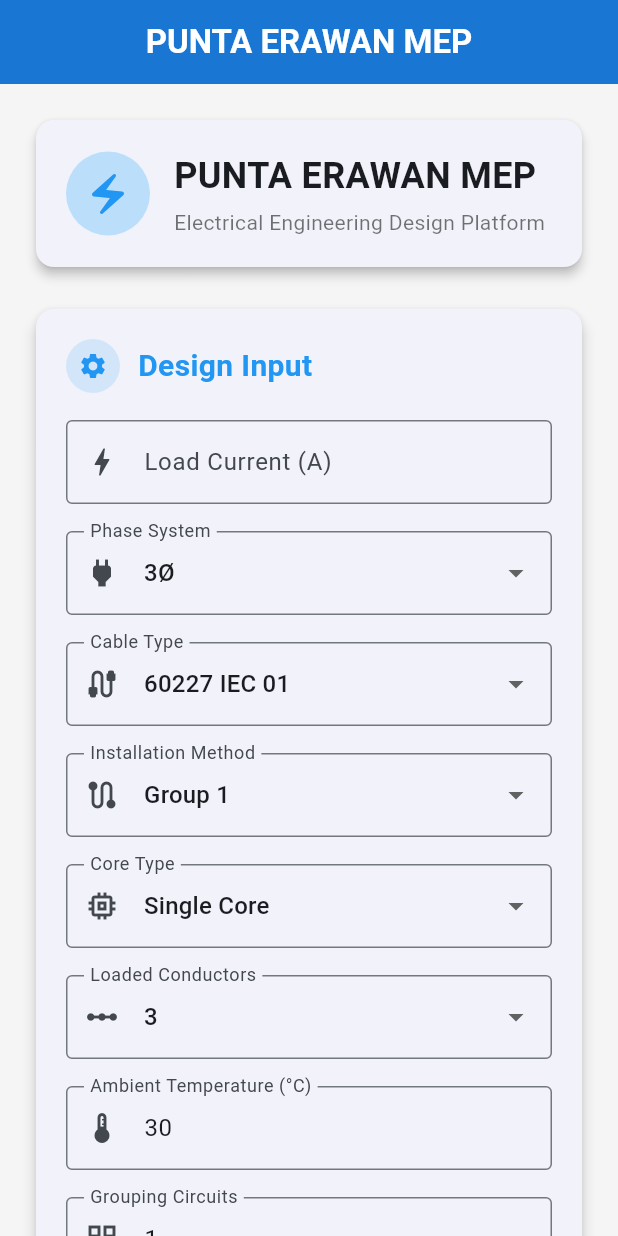
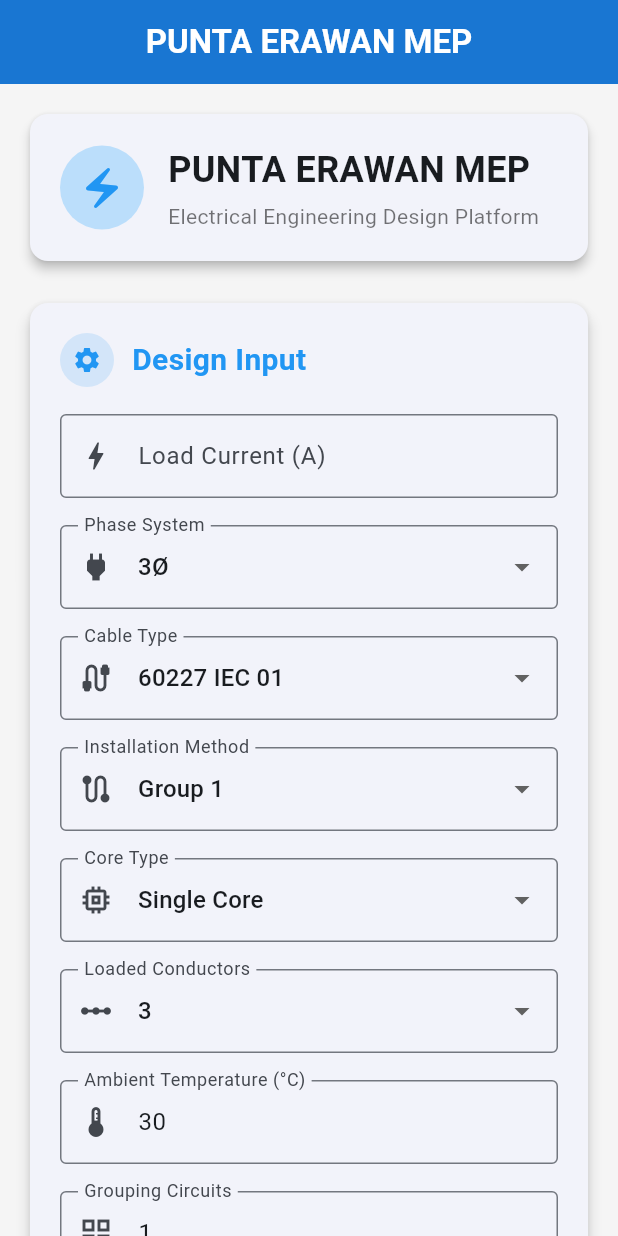
Before and after one commit to Pawanee/punta_erawan_mep, a Flutter app: the screen it shows after launch, on a phone screen of 412 x 824 dp. Run offline on Flutter 3.47's test engine with Material 3 defaults, Android fonts, the phone set to English and light mode, and no system bars.

Commit message:
OFOR-006 Restore Master Cable Design UI

```diff
--- a/lib/features/electrical/cable_design/pages/cable_design_page_v2.dart
+++ b/lib/features/electrical/cable_design/pages/cable_design_page_v2.dart
@@ -44,25 +44,23 @@ class CableDesignPageV2 extends StatefulWidget {
 class _CableDesignPageV2State extends State<CableDesignPageV2> {
   final VoltageDropDesignEngine _engine = VoltageDropDesignEngine();
 
-  final TextEditingController _currentController = TextEditingController();
+  final TextEditingController _currentController =
+      TextEditingController();
 
-  final TextEditingController _ambientController = TextEditingController(
-    text: '30',
-  );
+  final TextEditingController _ambientController =
+      TextEditingController(text: '30');
 
-  final TextEditingController _groupingController = TextEditingController(
-    text: '1',
-  );
+  final TextEditingController _groupingController =
+      TextEditingController(text: '1');
 
-  final TextEditingController _voltageDropController = TextEditingController(
-    text: '3',
-  );
+  final TextEditingController _voltageDropController =
+      TextEditingController(text: '3');
 
-  final TextEditingController _lengthController = TextEditingController();
+  final TextEditingController _lengthController =
+      TextEditingController();
 
-  final TextEditingController _systemVoltageController = TextEditingController(
-    text: '400',
-  );
+  final TextEditingController _systemVoltageController =
+      TextEditingController(text: '400');
 
   PhaseSystem _phaseSystem = PhaseSystem.threePhase;
   CableType _cableType = CableType.iec01;
@@ -94,9 +92,8 @@ class _CableDesignPageV2State extends State<CableDesignPageV2> {
     _groupingController.text = '1';
     _voltageDropController.text = '3';
     _lengthController.clear();
-    _systemVoltageController.text = _phaseSystem.name == 'singlePhase'
-        ? '230'
-        : '400';
+    _systemVoltageController.text =
+        _phaseSystem.name == 'singlePhase' ? '230' : '400';
 
     setState(() {
       _phaseSystem = PhaseSystem.threePhase;
@@ -117,7 +114,9 @@ class _CableDesignPageV2State extends State<CableDesignPageV2> {
   }
 
   bool _isGroup1_2_5(String name) {
-    return name == 'group1' || name == 'group2' || name == 'group5';
+    return name == 'group1' ||
+        name == 'group2' ||
+        name == 'group5';
   }
 
   /// Table 9.1/9.2 = PVC
@@ -128,7 +127,8 @@ class _CableDesignPageV2State extends State<CableDesignPageV2> {
   CableInsulation _resolveInsulation() {
     final cableName = _cableType.name.toLowerCase();
 
-    final insulationName = cableName.contains('xlpe') ? 'xlpe' : 'pvc';
+    final insulationName =
+        cableName.contains('xlpe') ? 'xlpe' : 'pvc';
 
     return CableInsulation.values.firstWhere(
       (e) => e.name.toLowerCase() == insulationName,
@@ -153,25 +153,32 @@ class _CableDesignPageV2State extends State<CableDesignPageV2> {
   }
 
   Future<void> _calculate() async {
-    final loadCurrent = double.tryParse(_currentController.text) ?? 0;
+    final loadCurrent =
+        double.tryParse(_currentController.text) ?? 0;
 
-    final lengthM = double.tryParse(_lengthController.text) ?? 0;
+    final lengthM =
+        double.tryParse(_lengthController.text) ?? 0;
 
-    final systemVoltage = double.tryParse(_systemVoltageController.text) ?? 0;
+    final systemVoltage =
+        double.tryParse(_systemVoltageController.text) ?? 0;
 
     final allowableVoltageDrop =
         double.tryParse(_voltageDropController.text) ?? 0;
 
     if (loadCurrent <= 0) {
       setState(() {
-        _result = VoltageDropDesignResult.error('Load Current ต้องมากกว่า 0 A');
+        _result = VoltageDropDesignResult.error(
+          'Load Current ต้องมากกว่า 0 A',
+        );
       });
       return;
     }
 
     if (lengthM <= 0) {
       setState(() {
-        _result = VoltageDropDesignResult.error('Cable Length ต้องมากกว่า 0 m');
+        _result = VoltageDropDesignResult.error(
+          'Cable Length ต้องมากกว่า 0 m',
+        );
       });
       return;
     }
@@ -210,8 +217,10 @@ class _CableDesignPageV2State extends State<CableDesignPageV2> {
       installationMethod: _installationMethod,
       loadedConductors: _loadedConductors,
       coreType: _coreType,
-      ambientTemperature: double.tryParse(_ambientController.text) ?? 30,
-      groupingCircuits: int.tryParse(_groupingController.text) ?? 1,
+      ambientTemperature:
+          double.tryParse(_ambientController.text) ?? 30,
+      groupingCircuits:
+          int.tryParse(_groupingController.text) ?? 1,
       allowableVoltageDrop: allowableVoltageDrop,
     );
 
@@ -244,7 +253,9 @@ class _CableDesignPageV2State extends State<CableDesignPageV2> {
       if (!mounted) return;
 
       setState(() {
-        _result = VoltageDropDesignResult.error('Voltage Drop UI error: $e');
+        _result = VoltageDropDesignResult.error(
+          'Voltage Drop UI error: $e',
+        );
         _isLoading = false;
       });
     }
@@ -254,10 +265,11 @@ class _CableDesignPageV2State extends State<CableDesignPageV2> {
     if (value == null) return '-';
     return value.toStringAsFixed(digits);
   }
+
   Widget _buildDesignSummary() {
-  final result = _result!;
+    final result = _result;
 
-  if (!result.isSuccess) {
+    if (result == null || !result.isSuccess) {
       return const SizedBox.shrink();
     }
 
@@ -281,17 +293,11 @@ Widget _buildDesignSummary() {
           crossAxisAlignment: CrossAxisAlignment.start,
           children: [
             SectionHeader(
-            icon: isPass
-                ? Icons.verified
-                : Icons.warning,
+              icon: isPass ? Icons.verified : Icons.warning,
               title: 'Design Summary',
-            color: isPass
-                ? Colors.green
-                : Colors.orange,
+              color: isPass ? Colors.green : Colors.orange,
             ),
-
             _space(),
-
             Container(
               width: double.infinity,
               padding: const EdgeInsets.all(16),
@@ -311,74 +317,48 @@ Widget _buildDesignSummary() {
                   Row(
                     children: [
                       Icon(
-                      isPass
-                          ? Icons.check_circle
-                          : Icons.warning,
-                      color: isPass
-                          ? Colors.green
-                          : Colors.orange,
+                        isPass ? Icons.check_circle : Icons.warning,
+                        color: isPass ? Colors.green : Colors.orange,
                         size: 32,
                       ),
-
                       const SizedBox(width: 12),
-
                       Expanded(
                         child: Text(
-                        isPass
-                            ? 'DESIGN PASS'
-                            : 'CHECK REQUIRED',
+                          isPass ? 'DESIGN PASS' : 'CHECK REQUIRED',
                           style: TextStyle(
                             fontSize: 20,
                             fontWeight: FontWeight.bold,
-                          color: isPass
-                              ? Colors.green
-                              : Colors.orange,
+                            color: isPass ? Colors.green : Colors.orange,
                           ),
                         ),
                       ),
                     ],
                   ),
-
                   const SizedBox(height: 16),
-
                   const Divider(),
-
-                const SizedBox(height: 8),
-
                   ResultRow(
                     title: 'Selected Cable',
-                  value:
-                      result.cableArrangement ?? '-',
+                    value: result.cableArrangement ?? '-',
                   ),
-
                   ResultRow(
                     title: 'Ampacity / Run',
-                  value:
-                      '${_number(result.ampacityPerRun)} A',
+                    value: '${_number(result.ampacityPerRun)} A',
                   ),
-
                   ResultRow(
                     title: 'Total Ampacity',
-                  value:
-                      '${_number(result.totalAmpacity)} A',
+                    value: '${_number(result.totalAmpacity)} A',
                   ),
-
                   ResultRow(
                     title: 'Voltage Drop',
-                  value:
-                      '${_number(result.voltageDropPercent)} %',
+                    value: '${_number(result.voltageDropPercent)} %',
                   ),
-
                   ResultRow(
                     title: 'Allowable Voltage Drop',
-                  value:
-                      '${_number(allowable)} %',
+                    value: '${_number(allowable)} %',
                   ),
-
                   ResultRow(
                     title: 'Voltage Drop Margin',
-                  value:
-                      '${_number(margin)} %',
+                    value: '${_number(margin)} %',
                   ),
                 ],
               ),
@@ -388,6 +368,44 @@ Widget _buildDesignSummary() {
       ),
     );
   }
+
+  Widget _buildActionButtons() {
+    return LayoutBuilder(
+      builder: (context, constraints) {
+        final isCompact = constraints.maxWidth < 480;
+        final calculateButton = FilledButton.icon(
+          onPressed: _isLoading ? null : _calculate,
+          icon: const Icon(Icons.calculate),
+          label: const Text('CALCULATE'),
+        );
+        final resetButton = OutlinedButton.icon(
+          onPressed: _isLoading ? null : _resetForm,
+          icon: const Icon(Icons.refresh),
+          label: const Text('RESET'),
+        );
+
+        if (isCompact) {
+          return Column(
+            crossAxisAlignment: CrossAxisAlignment.stretch,
+            children: [
+              calculateButton,
+              const SizedBox(height: 12),
+              resetButton,
+            ],
+          );
+        }
+
+        return Row(
+          children: [
+            Expanded(child: calculateButton),
+            const SizedBox(width: 16),
+            Expanded(child: resetButton),
+          ],
+        );
+      },
+    );
+  }
+
   @override
   Widget build(BuildContext context) {
     return Scaffold(
@@ -402,11 +420,18 @@ Widget _buildDesignSummary() {
           style: TextStyle(fontWeight: FontWeight.bold),
         ),
       ),
-      body: Center(
+      body: LayoutBuilder(
+        builder: (context, constraints) {
+          final isCompact = constraints.maxWidth < 600;
+
+          return Center(
             child: ConstrainedBox(
               constraints: const BoxConstraints(maxWidth: 900),
               child: ListView(
-            padding: const EdgeInsets.all(20),
+                padding: EdgeInsets.symmetric(
+                  horizontal: isCompact ? 16 : 28,
+                  vertical: isCompact ? 16 : 24,
+                ),
             children: [
               const CableHeader(),
               const SizedBox(height: 20),
@@ -447,7 +472,7 @@ Widget _buildDesignSummary() {
                       _space(),
 
                       DropdownButtonFormField<PhaseSystem>(
-                        initialValue: _phaseSystem,
+                        value: _phaseSystem,
                         decoration: const InputDecoration(
                           labelText: 'Phase System',
                           border: OutlineInputBorder(),
@@ -467,7 +492,9 @@ Widget _buildDesignSummary() {
                           setState(() {
                             _phaseSystem = value;
                             _systemVoltageController.text =
-                                value.name == 'singlePhase' ? '230' : '400';
+                                value.name == 'singlePhase'
+                                    ? '230'
+                                    : '400';
                           });
                         },
                       ),
@@ -475,7 +502,7 @@ Widget _buildDesignSummary() {
                       _space(),
 
                       DropdownButtonFormField<CableType>(
-                        initialValue: _cableType,
+                        value: _cableType,
                         decoration: const InputDecoration(
                           labelText: 'Cable Type',
                           border: OutlineInputBorder(),
@@ -501,7 +528,7 @@ Widget _buildDesignSummary() {
                       _space(),
 
                       DropdownButtonFormField<InstallationMethod>(
-                        initialValue: _installationMethod,
+                        value: _installationMethod,
                         decoration: const InputDecoration(
                           labelText: 'Installation Method',
                           border: OutlineInputBorder(),
@@ -531,7 +558,7 @@ Widget _buildDesignSummary() {
                       _space(),
 
                       DropdownButtonFormField<CoreType>(
-                        initialValue: _coreType,
+                        value: _coreType,
                         decoration: const InputDecoration(
                           labelText: 'Core Type',
                           border: OutlineInputBorder(),
@@ -562,7 +589,7 @@ Widget _buildDesignSummary() {
                         _space(),
 
                         DropdownButtonFormField<CableArrangement>(
-                          initialValue: _arrangement,
+                          value: _arrangement,
                           decoration: const InputDecoration(
                             labelText: 'Cable Arrangement',
                             border: OutlineInputBorder(),
@@ -587,16 +614,25 @@ Widget _buildDesignSummary() {
                       _space(),
 
                       DropdownButtonFormField<int>(
-                        initialValue: _loadedConductors,
+                        value: _loadedConductors,
                         decoration: const InputDecoration(
                           labelText: 'Loaded Conductors',
                           border: OutlineInputBorder(),
                           prefixIcon: Icon(Icons.linear_scale),
                         ),
                         items: const [
-                          DropdownMenuItem(value: 1, child: Text('1')),
-                          DropdownMenuItem(value: 2, child: Text('2')),
-                          DropdownMenuItem(value: 3, child: Text('3')),
+                          DropdownMenuItem(
+                            value: 1,
+                            child: Text('1'),
+                          ),
+                          DropdownMenuItem(
+                            value: 2,
+                            child: Text('2'),
+                          ),
+                          DropdownMenuItem(
+                            value: 3,
+                            child: Text('3'),
+                          ),
                         ],
                         onChanged: (value) {
                           if (value == null) return;
@@ -611,7 +647,8 @@ Widget _buildDesignSummary() {
 
                       TextField(
                         controller: _ambientController,
-                        keyboardType: const TextInputType.numberWithOptions(
+                        keyboardType:
+                            const TextInputType.numberWithOptions(
                           decimal: true,
                         ),
                         decoration: const InputDecoration(
@@ -637,7 +674,8 @@ Widget _buildDesignSummary() {
 
                       TextField(
                         controller: _lengthController,
-                        keyboardType: const TextInputType.numberWithOptions(
+                        keyboardType:
+                            const TextInputType.numberWithOptions(
                           decimal: true,
                         ),
                         decoration: const InputDecoration(
@@ -651,7 +689,8 @@ Widget _buildDesignSummary() {
 
                       TextField(
                         controller: _systemVoltageController,
-                        keyboardType: const TextInputType.numberWithOptions(
+                        keyboardType:
+                            const TextInputType.numberWithOptions(
                           decimal: true,
                         ),
                         decoration: const InputDecoration(
@@ -665,7 +704,8 @@ Widget _buildDesignSummary() {
 
                       TextField(
                         controller: _voltageDropController,
-                        keyboardType: const TextInputType.numberWithOptions(
+                        keyboardType:
+                            const TextInputType.numberWithOptions(
                           decimal: true,
                         ),
                         decoration: const InputDecoration(
@@ -677,30 +717,7 @@ Widget _buildDesignSummary() {
 
                       _space(),
 
-                      Row(
-                        children: [
-                          Expanded(
-                            child: FilledButton.icon(
-                              onPressed: _isLoading ? null : _calculate,
-                              icon: const Icon(Icons.calculate),
-                              label: const Text(
-                                'CALCULATE',
-                                maxLines: 1,
-                                overflow: TextOverflow.fade,
-                                softWrap: false,
-                              ),
-                            ),
-                          ),
-                          const SizedBox(width: 16),
-                          Expanded(
-                            child: OutlinedButton.icon(
-                              onPressed: _isLoading ? null : _resetForm,
-                              icon: const Icon(Icons.refresh),
-                              label: const Text('RESET'),
-                            ),
-                          ),
-                        ],
-                      ),
+                      _buildActionButtons(),
                     ],
                   ),
                 ),
@@ -711,7 +728,9 @@ Widget _buildDesignSummary() {
               // ----------------------------------------------------------------
               if (_isLoading) ...[
                 const SizedBox(height: 24),
-                const Center(child: CircularProgressIndicator()),
+                const Center(
+                  child: CircularProgressIndicator(),
+                ),
               ],
 
               if (_result != null) ...[
@@ -719,7 +738,7 @@ Widget _buildDesignSummary() {
 
                 if (_result!.isSuccess) ...[
                   _buildDesignSummary(),
-    const SizedBox(height: 16),
+                  const SizedBox(height: 24),
                 ],
 
                 Card(
@@ -727,7 +746,8 @@ Widget _buildDesignSummary() {
                   child: Padding(
                     padding: const EdgeInsets.all(20),
                     child: Column(
-                      crossAxisAlignment: CrossAxisAlignment.start,
+                      crossAxisAlignment:
+                          CrossAxisAlignment.start,
                       children: [
                         SectionHeader(
                           icon: _result!.isSuccess
@@ -736,12 +756,17 @@ Widget _buildDesignSummary() {
                           title: _result!.isSuccess
                               ? 'Calculation Result'
                               : 'Calculation Failed',
-                          color: _result!.isSuccess ? Colors.green : Colors.red,
+                          color: _result!.isSuccess
+                              ? Colors.green
+                              : Colors.red,
                         ),
 
                         _space(),
 
-                        ResultRow(title: 'Status', value: _result!.message),
+                        ResultRow(
+                          title: 'Status',
+                          value: _result!.message,
+                        ),
 
                         if (_result!.isSuccess) ...[
                           const Divider(height: 28),
@@ -758,17 +783,21 @@ Widget _buildDesignSummary() {
 
                           ResultRow(
                             title: 'Load Current',
-                            value: '${_number(_result!.loadCurrent)} A',
+                            value:
+                                '${_number(_result!.loadCurrent)} A',
                           ),
 
                           ResultRow(
                             title: 'Grouping Factor',
-                            value: _number(_result!.groupingFactor),
+                            value: _number(
+                              _result!.groupingFactor,
+                            ),
                           ),
 
                           ResultRow(
                             title: 'Required Current',
-                            value: '${_number(_result!.requiredCurrent)} A',
+                            value:
+                                '${_number(_result!.requiredCurrent)} A',
                           ),
 
                           const Divider(height: 28),
@@ -791,27 +820,32 @@ Widget _buildDesignSummary() {
 
                           ResultRow(
                             title: 'Parallel Runs',
-                            value: '${_result!.runs ?? '-'}',
+                            value:
+                                '${_result!.runs ?? '-'}',
                           ),
 
                           ResultRow(
-                            title: 'Current / Run',
-                            value: '${_number(_result!.currentPerRun)} A',
+                            title: 'Actual Load Current / Run',
+                            value:
+                                '${_number(_result!.currentPerRun)} A',
                           ),
 
                           ResultRow(
                             title: 'Ampacity / Run',
-                            value: '${_number(_result!.ampacityPerRun)} A',
+                            value:
+                                '${_number(_result!.ampacityPerRun)} A',
                           ),
 
                           ResultRow(
                             title: 'Total Ampacity',
-                            value: '${_number(_result!.totalAmpacity)} A',
+                            value:
+                                '${_number(_result!.totalAmpacity)} A',
                           ),
 
                           ResultRow(
                             title: 'Cable Arrangement',
-                            value: _result!.cableArrangement ?? '-',
+                            value:
+                                _result!.cableArrangement ?? '-',
                           ),
 
                           const Divider(height: 28),
@@ -828,22 +862,26 @@ Widget _buildDesignSummary() {
 
                           ResultRow(
                             title: 'Cable Length',
-                            value: '${_number(_result!.cableLengthM)} m',
+                            value:
+                                '${_number(_result!.cableLengthM)} m',
                           ),
 
                           ResultRow(
                             title: 'mV/A/m',
-                            value: _number(_result!.mvPerAperM),
+                            value:
+                                _number(_result!.mvPerAperM),
                           ),
 
                           ResultRow(
                             title: 'Voltage Drop',
-                            value: '${_number(_result!.voltageDropV)} V',
+                            value:
+                                '${_number(_result!.voltageDropV)} V',
                           ),
 
                           ResultRow(
                             title: 'Voltage Drop %',
-                            value: '${_number(_result!.voltageDropPercent)} %',
+                            value:
+                                '${_number(_result!.voltageDropPercent)} %',
                           ),
 
                           const Divider(height: 28),
@@ -860,14 +898,14 @@ Widget _buildDesignSummary() {
 
                           ResultRow(
                             title: 'Ampacity Reference',
-                            value: _result!.ampacityReference ?? '-',
+                            value:
+                                _result!.ampacityReference ?? '-',
                           ),
 
                           ResultRow(
                             title: 'Voltage Drop Reference',
-  value: _result!.voltageDropReference == null
-      ? '-'
-      : 'Table ${_result!.voltageDropReference}',
+                            value:
+                                _result!.voltageDropReference ?? '-',
                           ),
                         ],
                       ],
@@ -880,6 +918,8 @@ Widget _buildDesignSummary() {
             ],
           ),
         ),
+          );
+        },
       ),
     );
   }
--- a/lib/features/electrical/voltage_drop/services/voltage_drop_cable_selection_service.dart
+++ b/lib/features/electrical/voltage_drop/services/voltage_drop_cable_selection_service.dart
@@ -131,7 +131,13 @@ class VoltageDropCableSelectionService {
     }
 
     for (int runs = 1; runs <= maxParallelRuns; runs++) {
-      final currentPerRun = requiredCurrent / runs;
+      // Required Current / Run is used ONLY for ampacity checking.
+      final requiredCurrentPerRun = requiredCurrent / runs;
+
+      // Voltage Drop must use the actual load current carried by
+      // each parallel run, not the derated/required current.
+      final actualLoadCurrentPerRun =
+          cableRequest.loadCurrent / runs;
 
       for (final cable in filtered) {
         if (cable.cableSizeSqmm > maxSingleCableSize) {
@@ -141,7 +147,7 @@ class VoltageDropCableSelectionService {
         // ---------------------------------------------------------------
         // เงื่อนไขที่ 1: Ampacity
         // ---------------------------------------------------------------
-        if (cable.ampacity < currentPerRun) {
+        if (cable.ampacity < requiredCurrentPerRun) {
           continue;
         }
 
@@ -156,7 +162,7 @@ class VoltageDropCableSelectionService {
                 : VoltageDropCoreType.multiCore,
             phase: request.phase,
             sizeSqmm: cable.cableSizeSqmm,
-            currentA: currentPerRun,
+            currentA: actualLoadCurrentPerRun,
             lengthM: request.lengthM,
             systemVoltage: request.systemVoltage,
             allowableVoltageDropPercent:
--- a/lib/features/electrical/voltage_drop/services/voltage_drop_result_integration_service.dart
+++ b/lib/features/electrical/voltage_drop/services/voltage_drop_result_integration_service.dart
@@ -99,8 +99,10 @@ final voltageDropReference =
       );
     }
 
+    // Actual current flowing in each parallel run.
+    // Required Current remains separate and is used for ampacity design.
     final currentPerRun =
-        requiredCurrent / runs;
+        loadCurrent / runs;
 
     final totalAmpacity =
         ampacityPerRun * runs;
```
Also changed, not shown: 1 other file. Lines whose indentation alone changed are shown as unchanged.
